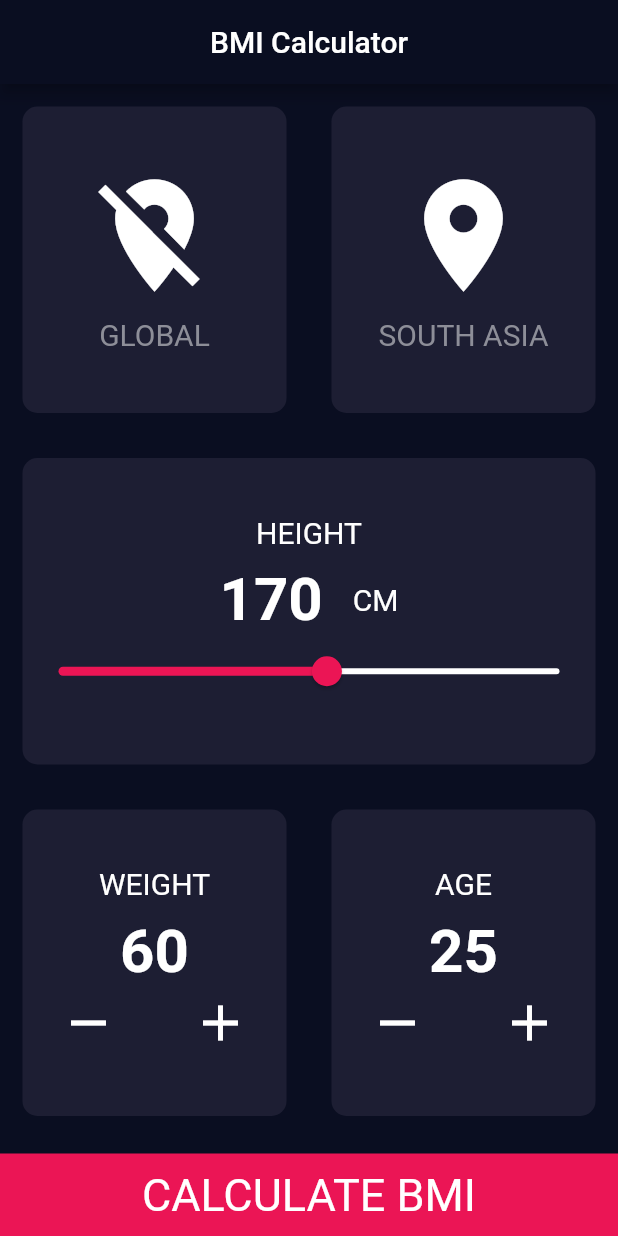
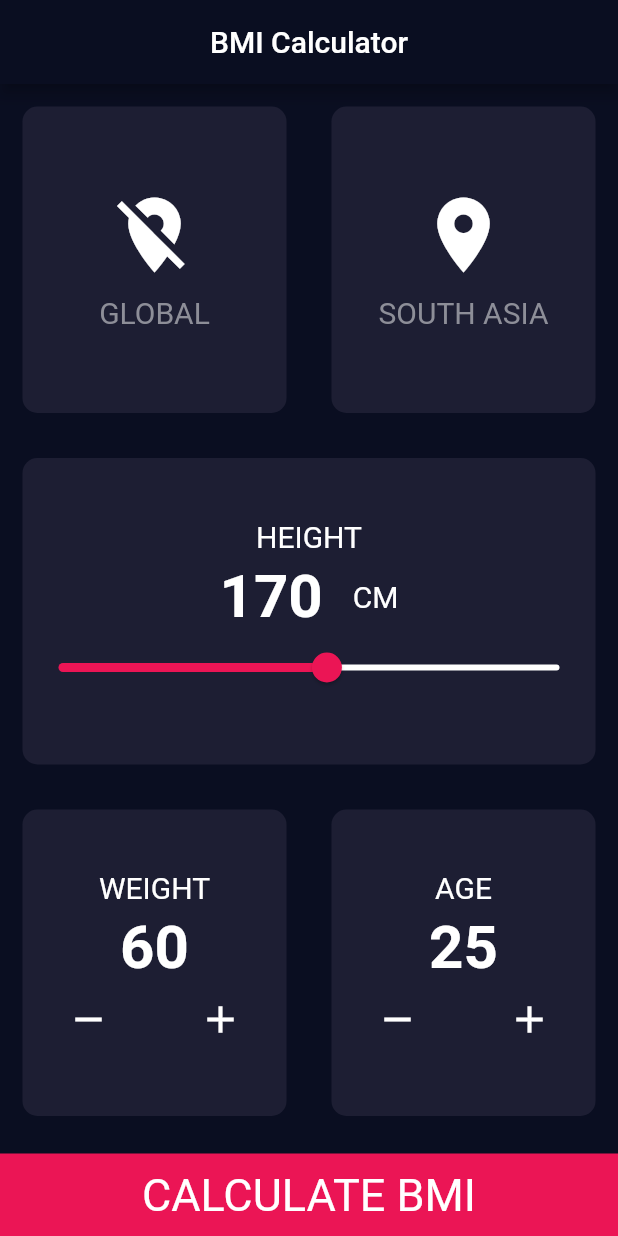
Before and after one commit to Thusatharan/BMI, a Flutter app: the screen it shows after launch, item 2 of the bottom bar chosen, after a tap on the "remove" icon, on a phone screen of 412 x 824 dp. Run offline on Flutter 3.47's test engine with Material 2 defaults, Android fonts, the phone set to English and light mode, and no system bars.

Commit message:
Final Commit

```diff
--- a/lib/input_page.dart
+++ b/lib/input_page.dart
@@ -62,7 +62,7 @@ class _CalculatorState extends State<Calculator> {
                         children: <Widget>[
                           Icon(
                             Icons.location_off,
-                            size: 90.0,
+                            size: 60.0,
                             color: globalColor,
                           ),
                           SizedBox(
@@ -90,7 +90,7 @@ class _CalculatorState extends State<Calculator> {
                         children: <Widget>[
                           Icon(
                             Icons.location_on,
-                            size: 90.0,
+                            size: 60.0,
                             color: asiaColor,
                           ),
                           SizedBox(
@@ -119,7 +119,7 @@ class _CalculatorState extends State<Calculator> {
                     style: TextStyle(fontSize: 20.0),
                   ),
                   SizedBox(
-                    height: 10.0,
+                    height: 5.0,
                   ),
                   Row(
                     mainAxisAlignment: MainAxisAlignment.center,
@@ -172,7 +172,7 @@ class _CalculatorState extends State<Calculator> {
                           ),
                         ),
                         SizedBox(
-                          height: 10.0,
+                          height: 5.0,
                         ),
                         Text(
                           newWeight.toString(),
@@ -188,7 +188,7 @@ class _CalculatorState extends State<Calculator> {
                                       newWeight--;
                                     });
                                   },
-                                  child: Icon(Icons.remove, size: 40.0)),
+                                  child: Icon(Icons.remove, size: 30.0)),
                             ),
                             Expanded(
                               child: FlatButton(
@@ -199,7 +199,7 @@ class _CalculatorState extends State<Calculator> {
                                 },
                                 child: Icon(
                                   Icons.add,
-                                  size: 40.0,
+                                  size: 30.0,
                                 ),
                               ),
                             ),
@@ -222,7 +222,7 @@ class _CalculatorState extends State<Calculator> {
                           ),
                         ),
                         SizedBox(
-                          height: 10.0,
+                          height: 5.0,
                         ),
                         Text(
                           newAge.toString(),
@@ -240,7 +240,7 @@ class _CalculatorState extends State<Calculator> {
                                 },
                                 child: Icon(
                                   Icons.remove,
-                                  size: 40.0,
+                                  size: 30.0,
                                 ),
                               ),
                             ),
@@ -253,7 +253,7 @@ class _CalculatorState extends State<Calculator> {
                                 },
                                 child: Icon(
                                   Icons.add,
-                                  size: 40.0,
+                                  size: 30.0,
                                 ),
                               ),
                             )
--- a/lib/main.dart
+++ b/lib/main.dart
@@ -1,7 +1,15 @@
 import 'package:flutter/material.dart';
+import 'package:flutter/services.dart';
 import 'input_page.dart';
 
-void main() => runApp(MyApp());
+void main() {
+  WidgetsFlutterBinding.ensureInitialized();
+  SystemChrome.setPreferredOrientations([
+    DeviceOrientation.portraitUp,
+    DeviceOrientation.portraitDown,
+  ]);
+  runApp(MyApp());
+}
 
 class MyApp extends StatelessWidget {
   // This widget is the root of your application.
```
